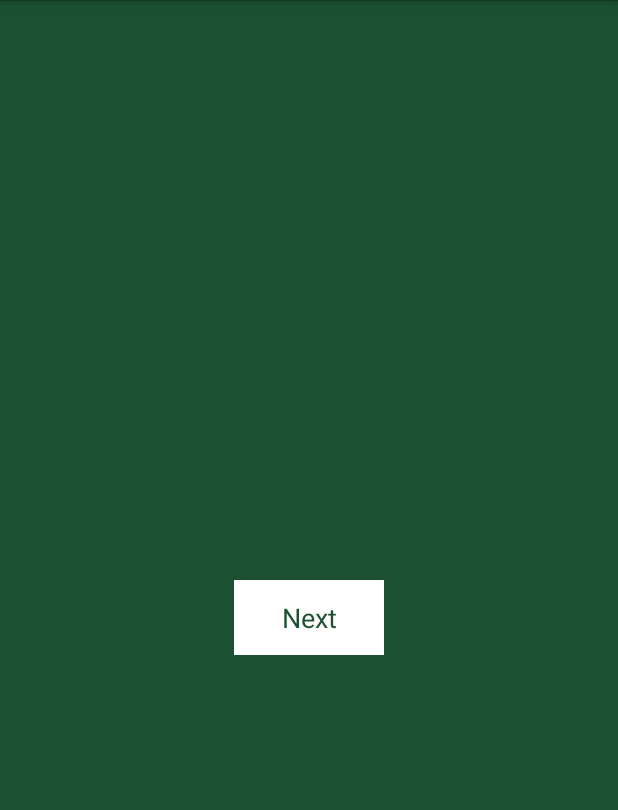
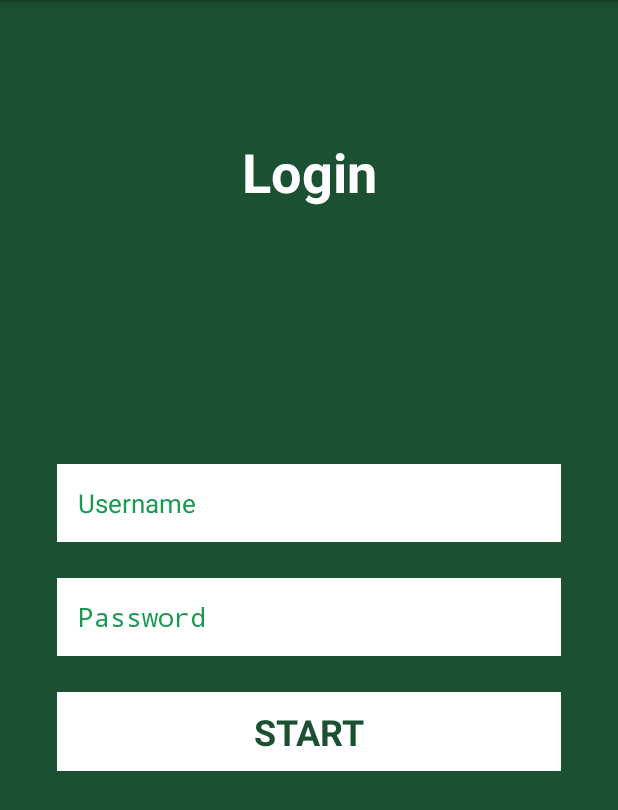
Before and after one commit to MathiasNunez/OA_AndroidWorkshop, an Android app: the screen it shows after launch (LoginActivity), on a phone screen of 412 x 824 dp. Shown: the top 810 px of the screen. Run offline under Robolectric (Android 15) with nearby library versions, the phone set to English and light mode, and no system bars.

Commit message:
Login workshop 1

```diff
--- a/AndroidWorkshop/app/src/main/java/com/oa/android_workshop/activities/LoginActivity.java
+++ b/AndroidWorkshop/app/src/main/java/com/oa/android_workshop/activities/LoginActivity.java
@@ -5,6 +5,8 @@ import android.content.Intent;
 import android.os.Bundle;
 import android.view.View;
 import android.widget.Button;
+import android.widget.EditText;
+import android.widget.Toast;
 
 import com.oa.android_workshop.R;
 
@@ -15,6 +17,7 @@ import com.oa.android_workshop.R;
 public class LoginActivity extends Activity {
 
     private Button vLoginBtn;
+    private EditText vUsername, vPassword;
 
     @Override
     protected void onCreate(Bundle savedInstanceState) {
@@ -22,11 +25,21 @@ public class LoginActivity extends Activity {
         setContentView(R.layout.activity_login);
 
         vLoginBtn = (Button) findViewById(R.id.login_btn);
+        vUsername = (EditText) findViewById(R.id.username);
+        vPassword = (EditText) findViewById(R.id.password);
+
+
         vLoginBtn.setOnClickListener(new View.OnClickListener() {
             @Override
             public void onClick(View view) {
-                Intent intent = new Intent(LoginActivity.this, MainActivity.class);
-                startActivity(intent);
+                if (vUsername.getText().toString().length() == 0 ||
+                        vPassword.toString().length() == 0) {
+                    Toast.makeText(LoginActivity.this, "Username and Password are required", Toast.LENGTH_SHORT).show();
+                } else {
+                    Intent intent = new Intent(LoginActivity.this, MainActivity.class);
+                    startActivity(intent);
+                    finish();
+                }
             }
         });
 
--- a/AndroidWorkshop/app/src/main/res/layout/activity_login.xml
+++ b/AndroidWorkshop/app/src/main/res/layout/activity_login.xml
@@ -7,13 +7,84 @@
     android:background="@color/colorPrimary"
     tools:context="com.oa.android_workshop.activities.LoginActivity">
 
-    <Button
-        android:id="@+id/login_btn"
-        android:layout_width="100dp"
-        android:layout_height="50dp"
-        android:layout_centerInParent="true"
-        android:background="@android:color/white"
-        android:text="Next"
-        android:textColor="@color/colorPrimary"/>
+
+    <TextView
+        android:layout_width="match_parent"
+        android:layout_height="wrap_content"
+        android:layout_gravity="center"
+        android:layout_marginTop="@dimen/spacing_xxxlarge"
+        android:gravity="center"
+        android:text="Login"
+        android:textColor="@android:color/white"
+        android:textSize="@dimen/font_extreme"
+        android:textStyle="bold"/>
+
+    <RelativeLayout
+        android:layout_width="match_parent"
+        android:layout_height="match_parent">
+
+        <LinearLayout
+            android:layout_width="match_parent"
+            android:layout_height="wrap_content"
+            android:layout_centerInParent="true"
+            android:layout_marginEnd="@dimen/spacing_large"
+            android:layout_marginStart="@dimen/spacing_large"
+            android:orientation="vertical"
+            android:padding="@dimen/spacing_normal">
+
+            <EditText
+                android:id="@+id/username"
+                android:layout_width="match_parent"
+                android:layout_height="wrap_content"
+                android:layout_marginBottom="@dimen/spacing_large"
+                android:background="@android:color/white"
+                android:hint="Username"
+                android:imeOptions="actionNext"
+                android:inputType="text"
+                android:padding="@dimen/spacing_normal"
+                android:textColor="@color/colorPrimary"
+                android:textColorHint="@color/colorAccent"
+                android:textSize="@dimen/font_large"/>
+
+            <EditText
+                android:id="@+id/password"
+                android:layout_width="match_parent"
+                android:layout_height="wrap_content"
+                android:layout_marginBottom="@dimen/spacing_large"
+                android:background="@android:color/white"
+                android:hint="Password"
+                android:imeOptions="actionDone"
+                android:inputType="textPassword"
+                android:padding="@dimen/spacing_normal"
+                android:textColor="@color/colorPrimary"
+                android:textColorHint="@color/colorAccent"
+                android:textSize="@dimen/font_large"/>
+
+            <LinearLayout
+                android:layout_width="match_parent"
+                android:layout_height="wrap_content"
+                android:background="@android:color/white">
+
+                <Button
+                    android:id="@+id/login_btn"
+                    android:layout_width="match_parent"
+                    android:layout_height="wrap_content"
+                    android:background="@android:color/white"
+                    android:clickable="true"
+                    android:padding="@dimen/spacing_small"
+                    android:text="Start"
+                    android:textAllCaps="true"
+                    android:textColor="@color/colorPrimary"
+                    android:textSize="@dimen/spacing_large"
+                    android:textStyle="bold"/>
+
+            </LinearLayout>
+
+        </LinearLayout>
+
+    </RelativeLayout>
+
+
+
 
 </RelativeLayout>
--- a/AndroidWorkshop/app/src/main/res/values/colors.xml
+++ b/AndroidWorkshop/app/src/main/res/values/colors.xml
@@ -2,5 +2,5 @@
 <resources>
     <color name="colorPrimary">#1B5032</color>
     <color name="colorPrimaryDark">#1B5032</color>
-    <color name="colorAccent">#FF4081</color>
+    <color name="colorAccent">#199951</color>
 </resources>
--- a/AndroidWorkshop/app/src/main/res/values/dimens.xml
+++ b/AndroidWorkshop/app/src/main/res/values/dimens.xml
@@ -5,4 +5,31 @@
 
     <dimen name="progress_bar_size">30sp</dimen>
 
+    <!-- Default screen margins, per the Android Design guidelines. -->
+    <dimen name="activity_horizontal_margin">16dp</dimen>
+    <dimen name="activity_vertical_margin">16dp</dimen>
+
+    <!-- font sizes -->
+    <dimen name="font_extreme">36sp</dimen>
+    <dimen name="font_xhuge">30sp</dimen>
+    <dimen name="font_huge">24sp</dimen>
+    <dimen name="font_larger">20sp</dimen>
+    <dimen name="font_large">17sp</dimen>
+    <dimen name="font_normal">14sp</dimen>
+    <dimen name="font_small">12sp</dimen>
+    <dimen name="font_smaller">9sp</dimen>
+    <dimen name="font_tiniest">4sp</dimen>
+
+    <!-- typical spacing between two views -->
+    <dimen name="spacing_xxxlarge">90sp</dimen>
+    <dimen name="spacing_xxlarge">75sp</dimen>
+    <dimen name="spacing_xlarge">60sp</dimen>
+    <dimen name="spacing_huge">40sp</dimen>
+    <dimen name="spacing_large">24sp</dimen>
+    <dimen name="spacing_normal">14sp</dimen>
+    <dimen name="spacing_small">10sp</dimen>
+    <dimen name="spacing_tiny">5sp</dimen>
+    <dimen name="spacing_minimum">2sp</dimen>
+
+
 </resources>
```
